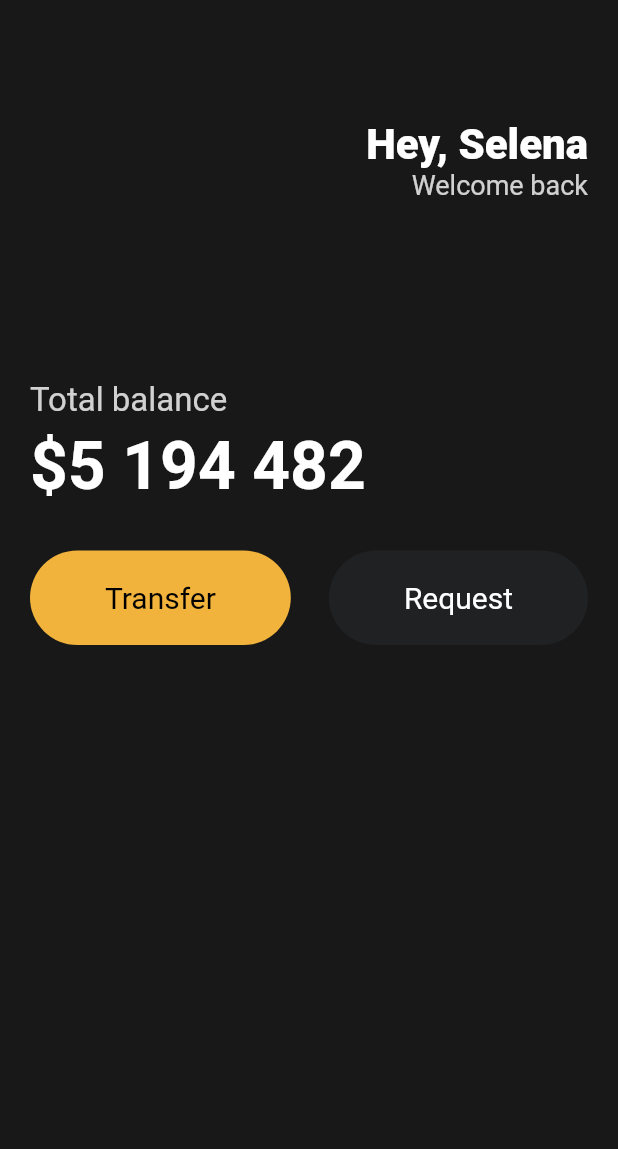
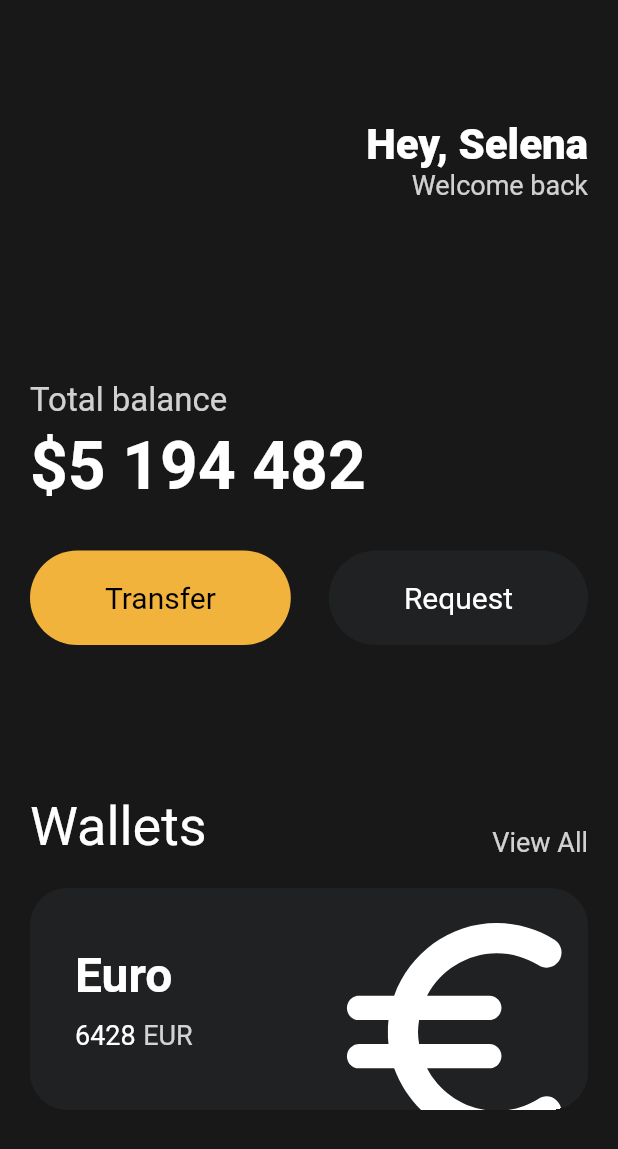
Before and after one commit to wellsbabo/flutter_practice, a Flutter app: the screen it shows after launch, on a phone screen of 412 x 824 dp. Shown: the top 1149 px of the screen. Run offline on Flutter 3.47's test engine with Material 2 defaults, Android fonts, the phone set to English and light mode, and no system bars.

Commit message:
#3.7 완성

```diff
--- a/toonflix/lib/main.dart
+++ b/toonflix/lib/main.dart
@@ -95,10 +95,102 @@
                       bgColor: Color(0xFF1F2123),
                       textColor: Colors.white)
                 ],
+              ),
+              const SizedBox(
+                height: 100,
+              ),
+              Row(
+                crossAxisAlignment: CrossAxisAlignment.end,
+                mainAxisAlignment: MainAxisAlignment.spaceBetween,
+                children: [
+                  const Text(
+                    "Wallets",
+                    style: TextStyle(
+                      color: Colors.white,
+                      fontSize: 36,
+                    ),
+                  ),
+                  Text(
+                    "View All",
+                    style: TextStyle(
+                      color: Colors.white.withOpacity(0.8),
+                      fontSize: 18,
+                    ),
+                  ),
+                ],
+              ),
+              const SizedBox(
+                height: 20,
+              ),
+              Container(
+                clipBehavior: Clip.hardEdge,
+                decoration: BoxDecoration(
+                  color: const Color(0xFF1F2123),
+                  borderRadius: BorderRadius.circular(25),
+                ),
+                child: Padding(
+                  padding: const EdgeInsets.all(
+                    30,
+                  ),
+                  child: Row(
+                    mainAxisAlignment: MainAxisAlignment.spaceBetween,
+                    children: [
+                      Column(
+                        crossAxisAlignment: CrossAxisAlignment.start,
+                        children: [
+                          const Text(
+                            "Euro",
+                            style: TextStyle(
+                              color: Colors.white,
+                              fontSize: 32,
+                              fontWeight: FontWeight.w600,
+                            ),
+                          ),
+                          const SizedBox(
+                            height: 10,
+                          ),
+                          Row(
+                            children: [
+                              const Text(
+                                "6428",
+                                style: TextStyle(
+                                  color: Colors.white,
+                                  fontSize: 18,
+                                ),
+                              ),
+                              const SizedBox(
+                                width: 5,
+                              ),
+                              Text(
+                                "EUR",
+                                style: TextStyle(
+                                  color: Colors.white.withOpacity(0.8),
+                                  fontSize: 18,
+                                ),
+                              ),
+                            ],
+                          ),
+                        ],
+                      ),
+                      Transform.scale(
+                        scale: 2.2,
+                        child: Transform.translate(
+                          offset: const Offset(-5, 10),
+                          child: const Icon(
+                            Icons.euro_rounded,
+                            color: Colors.white,
+                            size: 88,
+                          ),
+                        ),
                       )
                     ],
                   ),
-          )),
+                ),
+              ),
+            ],
+          ),
+        ),
+      ),
     );
   }
 }
```
Lines whose indentation alone changed are shown as unchanged.
